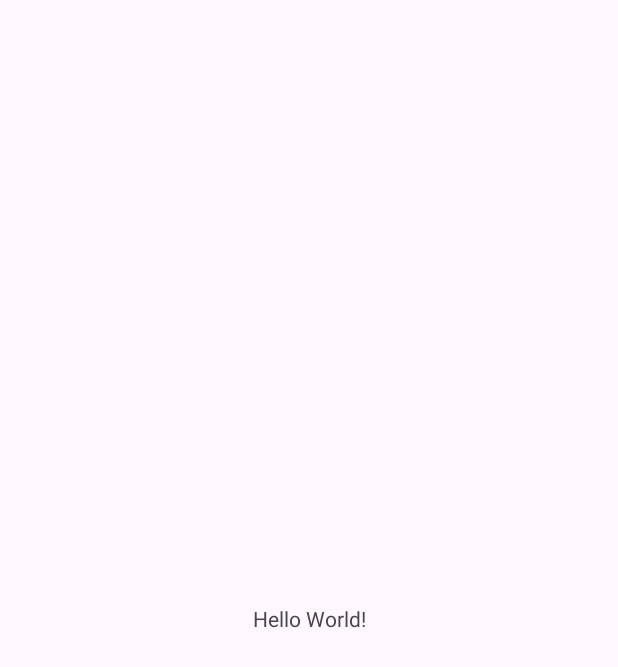
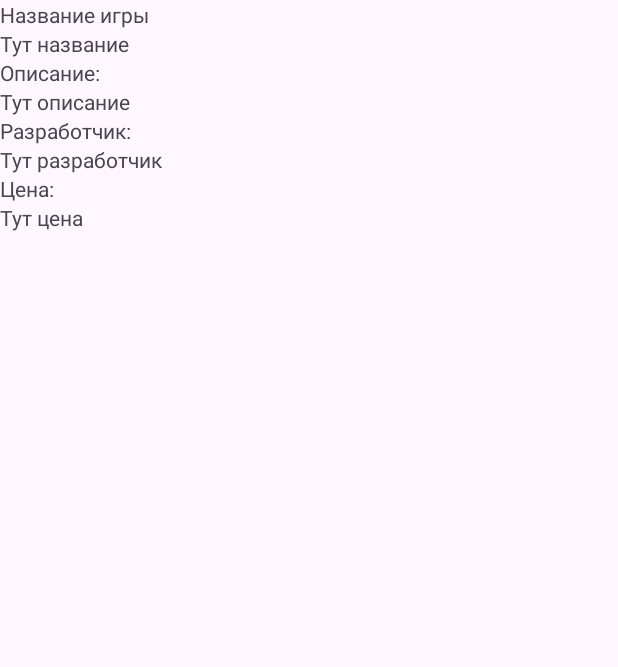
Before and after one commit to VENUESMY/GameShop, an Android app: the screen it shows after launch (MainActivity), on a phone screen of 412 x 824 dp. Before the commit the part shown is almost empty. Shown: the top 667 px of the screen. Run offline under Robolectric (Android 15) with nearby library versions, the phone set to English and light mode, and no system bars.

Commit message:
Изменил

```diff
--- a/app/src/main/java/com/example/gameshop/Fragments/GameFragmet.java
+++ b/app/src/main/java/com/example/gameshop/Fragments/GameFragment.java
@@ -12,10 +12,10 @@ import com.example.gameshop.R;
 
 /**
  * A simple {@link Fragment} subclass.
- * Use the {@link GameFragmet#newInstance} factory method to
+ * Use the {@link GameFragment#newInstance} factory method to
  * create an instance of this fragment.
  */
-public class GameFragmet extends Fragment {
+public class GameFragment extends Fragment {
 
     // TODO: Rename parameter arguments, choose names that match
     // the fragment initialization parameters, e.g. ARG_ITEM_NUMBER
@@ -26,7 +26,7 @@ public class GameFragmet extends Fragment {
     private String mParam1;
     private String mParam2;
 
-    public GameFragmet() {
+    public GameFragment() {
         // Required empty public constructor
     }
 
@@ -39,8 +39,8 @@ public class GameFragmet extends Fragment {
      * @return A new instance of fragment GameFragmet.
      */
     // TODO: Rename and change types and number of parameters
-    public static GameFragmet newInstance(String param1, String param2) {
-        GameFragmet fragment = new GameFragmet();
+    public static GameFragment newInstance(String param1, String param2) {
+        GameFragment fragment = new GameFragment();
         Bundle args = new Bundle();
         args.putString(ARG_PARAM1, param1);
         args.putString(ARG_PARAM2, param2);
@@ -61,6 +61,6 @@ public class GameFragmet extends Fragment {
     public View onCreateView(LayoutInflater inflater, ViewGroup container,
                              Bundle savedInstanceState) {
         // Inflate the layout for this fragment
-        return inflater.inflate(R.layout.fragment_game_fragmet, container, false);
+        return inflater.inflate(R.layout.fragment_game, container, false);
     }
 }
--- a/app/src/main/res/layout/activity_main.xml
+++ b/app/src/main/res/layout/activity_main.xml
@@ -7,13 +7,23 @@
     android:layout_height="match_parent"
     tools:context=".MainActivity">
 
-    <TextView
-        android:layout_width="wrap_content"
-        android:layout_height="wrap_content"
-        android:text="Hello World!"
-        app:layout_constraintBottom_toBottomOf="parent"
+    <androidx.fragment.app.FragmentContainerView
+        android:id="@+id/fragmentContainerView"
+        android:name="com.example.gameshop.Fragments.GameFragment"
+        android:layout_width="match_parent"
+        android:layout_height="0dp"
+        app:layout_constraintBottom_toTopOf="@+id/bottomNavigationMain"
         app:layout_constraintEnd_toEndOf="parent"
         app:layout_constraintStart_toStartOf="parent"
         app:layout_constraintTop_toTopOf="parent" />
 
+    <com.google.android.material.bottomnavigation.BottomNavigationView
+        android:id="@+id/bottomNavigationMain"
+        android:layout_width="match_parent"
+        android:layout_height="64dp"
+        app:layout_constraintBottom_toBottomOf="parent"
+        app:layout_constraintEnd_toEndOf="parent"
+        app:layout_constraintStart_toStartOf="parent">
+
+    </com.google.android.material.bottomnavigation.BottomNavigationView>
 </androidx.constraintlayout.widget.ConstraintLayout>
--- /dev/null
+++ b/app/src/main/res/layout/fragment_game.xml
@@ -0,0 +1,61 @@
+<?xml version="1.0" encoding="utf-8"?>
+<FrameLayout xmlns:android="http://schemas.android.com/apk/res/android"
+    xmlns:tools="http://schemas.android.com/tools"
+    android:layout_width="match_parent"
+    android:layout_height="match_parent"
+    tools:context=".Fragments.GameFragment">
+
+    <LinearLayout
+        android:layout_width="match_parent"
+        android:layout_height="match_parent"
+        android:orientation="vertical">
+
+        <TextView
+            android:id="@+id/gameFragmentNameTVTitle"
+            android:layout_width="match_parent"
+            android:layout_height="wrap_content"
+            android:text="Название игры" />
+
+        <TextView
+            android:id="@+id/gameFragmentNameTV"
+            android:layout_width="match_parent"
+            android:layout_height="wrap_content"
+            android:text="Тут название" />
+
+        <TextView
+            android:id="@+id/gameFragmentDescrptionTVTitle"
+            android:layout_width="match_parent"
+            android:layout_height="wrap_content"
+            android:text="Описание:" />
+
+        <TextView
+            android:id="@+id/gameFragmentDescrptionTV"
+            android:layout_width="match_parent"
+            android:layout_height="wrap_content"
+            android:text="Тут описание" />
+
+        <TextView
+            android:id="@+id/gameFragmentDeveloperTVTitle"
+            android:layout_width="match_parent"
+            android:layout_height="wrap_content"
+            android:text="Разработчик:" />
+
+        <TextView
+            android:id="@+id/gameFragmentDeveloperTV"
+            android:layout_width="match_parent"
+            android:layout_height="wrap_content"
+            android:text="Тут разработчик" />
+
+        <TextView
+            android:id="@+id/gameFragmentPriceTVTitle"
+            android:layout_width="match_parent"
+            android:layout_height="wrap_content"
+            android:text="Цена:" />
+
+        <TextView
+            android:id="@+id/gameFragmentPriceTV"
+            android:layout_width="match_parent"
+            android:layout_height="wrap_content"
+            android:text="Тут цена" />
+    </LinearLayout>
+</FrameLayout>
```
Also changed, not shown: app/src/main/res/layout/fragment_developer.xml (+32 -3 lines), app/src/main/res/layout/fragment_developer_list.xml (+3 -5 lines), app/src/main/res/layout/fragment_game_fragmet.xml (deleted, +0 -14 lines), app/src/main/res/layout/fragment_game_list.xml (+45 -6 lines).
